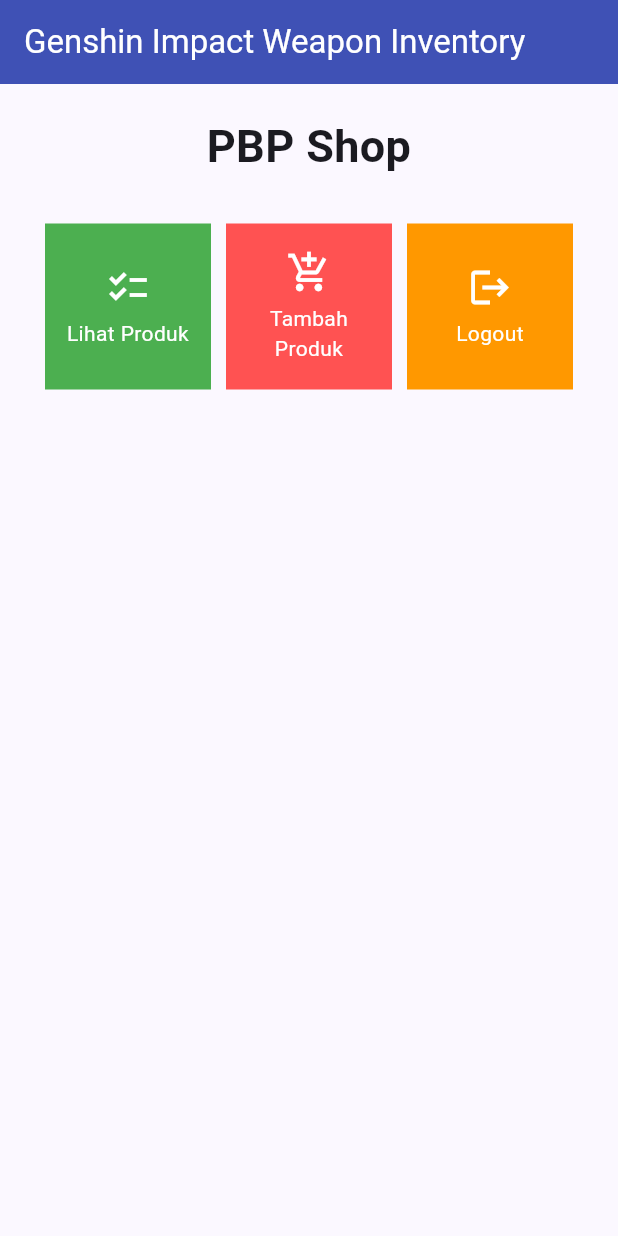
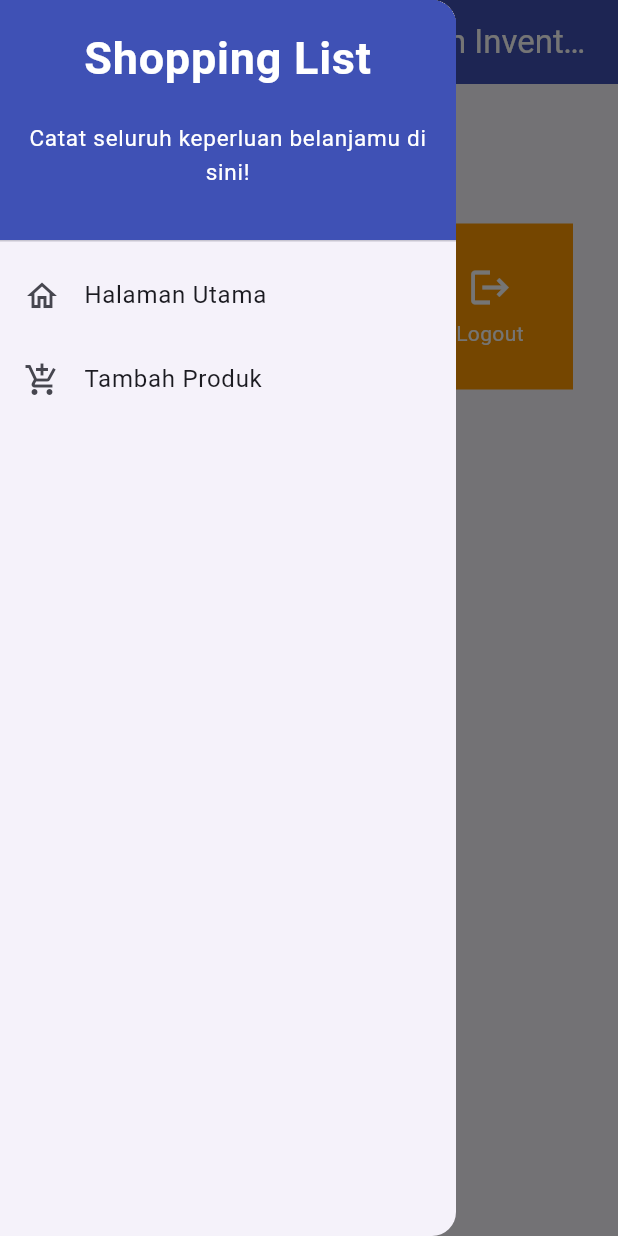
Before and after one commit to Ghaisan007/gi-wp-inventory-mobile, a Flutter app: the screen it shows after launch, with the side drawer open (before the commit the screen has no drawer), on a phone screen of 412 x 824 dp. Run offline on Flutter 3.47's test engine with Material 2 defaults, Android fonts, the phone set to English and light mode, and no system bars.

Commit message:
Selesai mengerjakan tugas 8

```diff
--- a/lib/main.dart
+++ b/lib/main.dart
@@ -1,5 +1,5 @@
 import 'package:flutter/material.dart';
-import 'package:gi_wp_inventory/menu.dart';
+import 'package:gi_wp_inventory/screens/menu.dart';
 
 void main() {
   runApp(const MyApp());
--- a/lib/menu.dart
+++ b/lib/screens/menu.dart
@@ -1,4 +1,6 @@
 import 'package:flutter/material.dart';
+import 'package:gi_wp_inventory/widgets/left_drawer.dart';
+import 'package:gi_wp_inventory/widgets/shop_card.dart';
 
 class MyHomePage extends StatelessWidget {
   MyHomePage({Key? key}) : super(key: key);
@@ -21,10 +23,13 @@
       appBar: AppBar(
         title: const Text(
           'Genshin Impact Weapon Inventory',
-          style: TextStyle(color: Colors.white),
         ),
         backgroundColor: Colors.indigo,
+        foregroundColor: Colors.white,
       ),
+      // Masukkan drawer sebagai parameter nilai drawer dari widget Scaffold
+      drawer: const LeftDrawer(),
+
       body: SingleChildScrollView(
         // Widget wrapper yang dapat discroll
         child: Padding(
@@ -36,7 +41,7 @@
                 padding: EdgeInsets.only(top: 10.0, bottom: 10.0),
                 // Widget Text untuk menampilkan tulisan dengan alignment center dan style yang sesuai
                 child: Text(
-                  'PBP Shop', // Text yang menandakan toko
+                  'Weapon Shop', // Text yang menandakan toko
                   textAlign: TextAlign.center,
                   style: TextStyle(
                     fontSize: 30,
@@ -65,55 +70,3 @@
     );
   }
 }
-
-class ShopItem {
-  final String name;
-  final IconData icon;
-  final Color color;
-  ShopItem(this.name, this.icon, this.color);
-}
-
-class ShopCard extends StatelessWidget {
-  final ShopItem item;
-
-  const ShopCard(this.item, {super.key}); // Constructor
-
-  @override
-  Widget build(BuildContext context) {
-    return Material(
-      color: item.color,
-      child: InkWell(
-        // Area responsive terhadap sentuhan
-        onTap: () {
-          // Memunculkan SnackBar ketika diklik
-          ScaffoldMessenger.of(context)
-            ..hideCurrentSnackBar()
-            ..showSnackBar(SnackBar(
-                content: Text("Kamu telah menekan tombol ${item.name}!")));
-        },
-        child: Container(
-          // Container untuk menyimpan Icon dan Text
-          padding: const EdgeInsets.all(8),
-          child: Center(
-            child: Column(
-              mainAxisAlignment: MainAxisAlignment.center,
-              children: [
-                Icon(
-                  item.icon,
-                  color: Colors.white,
-                  size: 30.0,
-                ),
-                const Padding(padding: EdgeInsets.all(3)),
-                Text(
-                  item.name,
-                  textAlign: TextAlign.center,
-                  style: const TextStyle(color: Colors.white),
-                ),
-              ],
-            ),
-          ),
-        ),
-      ),
-    );
-  }
-}
--- /dev/null
+++ b/lib/widgets/left_drawer.dart
@@ -0,0 +1,72 @@
+import 'package:flutter/material.dart';
+import 'package:gi_wp_inventory/screens/menu.dart';
+import 'package:gi_wp_inventory/screens/shoplist_form.dart';
+
+class LeftDrawer extends StatelessWidget {
+  const LeftDrawer({super.key});
+
+  @override
+  Widget build(BuildContext context) {
+    return Drawer(
+      child: ListView(
+        children: [
+          const DrawerHeader(
+            decoration: BoxDecoration(
+              color: Colors.indigo,
+            ),
+            child: Column(
+              children: [
+                Text(
+                  'Shopping List',
+                  textAlign: TextAlign.center,
+                  style: TextStyle(
+                    fontSize: 30,
+                    fontWeight: FontWeight.bold,
+                    color: Colors.white,
+                  ),
+                ),
+                Padding(padding: EdgeInsets.all(10)),
+                Text(
+                    "Catat seluruh keperluan belanjamu di sini!",
+                    textAlign: TextAlign.center,
+                    style: TextStyle(
+                      fontSize: 15,
+                      color: Colors.white,
+                      fontWeight: FontWeight.normal
+                    ),
+                  ),
+              ],
+            ),
+          ),
+
+          ListTile(
+            leading: const Icon(Icons.home_outlined),
+            title: const Text('Halaman Utama'),
+            // Bagian redirection ke MyHomePage
+            onTap: () {
+              Navigator.pushReplacement(
+                  context,
+                  MaterialPageRoute(
+                    builder: (context) => MyHomePage(),
+                  ));
+            },
+          ),
+
+          ListTile(
+            leading: const Icon(Icons.add_shopping_cart),
+            title: const Text('Tambah Produk'),
+            // Bagian redirection ke ShopFormPage
+            onTap: () {
+              Navigator.pushReplacement(
+                context,
+                MaterialPageRoute(
+                  builder: (context) => ShopFormPage(),
+                )
+              );
+            },
+          ),
+        ],
+      ),
+    );
+  }
+}
--- /dev/null
+++ b/lib/widgets/shop_card.dart
@@ -0,0 +1,64 @@
+import 'package:flutter/material.dart';
+import 'package:gi_wp_inventory/screens/shoplist_form.dart';
+
+class ShopItem {
+  final String name;
+  final IconData icon;
+  final Color color;
+  ShopItem(this.name, this.icon, this.color);
+}
+
+class ShopCard extends StatelessWidget {
+  final ShopItem item;
+
+  const ShopCard(this.item, {super.key}); // Constructor
+
+  @override
+  Widget build(BuildContext context) {
+    return Material(
+      color: item.color,
+      child: InkWell(
+        // Area responsive terhadap sentuhan
+        onTap: () {
+          // Memunculkan SnackBar ketika diklik
+          ScaffoldMessenger.of(context)
+            ..hideCurrentSnackBar()
+            ..showSnackBar(SnackBar(
+                content: Text("Kamu telah menekan tombol ${item.name}!")));
+
+          // Navigate ke route yang sesuai (tergantung jenis tombol)
+          if (item.name == "Tambah Produk") {
+            Navigator.push(
+              context,
+              MaterialPageRoute(
+                builder: (context) => ShopFormPage(),
+              )
+            );
+          }
+        },
+        child: Container(
+          // Container untuk menyimpan Icon dan Text
+          padding: const EdgeInsets.all(8),
+          child: Center(
+            child: Column(
+              mainAxisAlignment: MainAxisAlignment.center,
+              children: [
+                Icon(
+                  item.icon,
+                  color: Colors.white,
+                  size: 30.0,
+                ),
+                const Padding(padding: EdgeInsets.all(3)),
+                Text(
+                  item.name,
+                  textAlign: TextAlign.center,
+                  style: const TextStyle(color: Colors.white),
+                ),
+              ],
+            ),
+          ),
+        ),
+      ),
+    );
+  }
+}
```
Also changed, not shown: lib/screens/shoplist_form.dart (added, +192 -0 lines).
